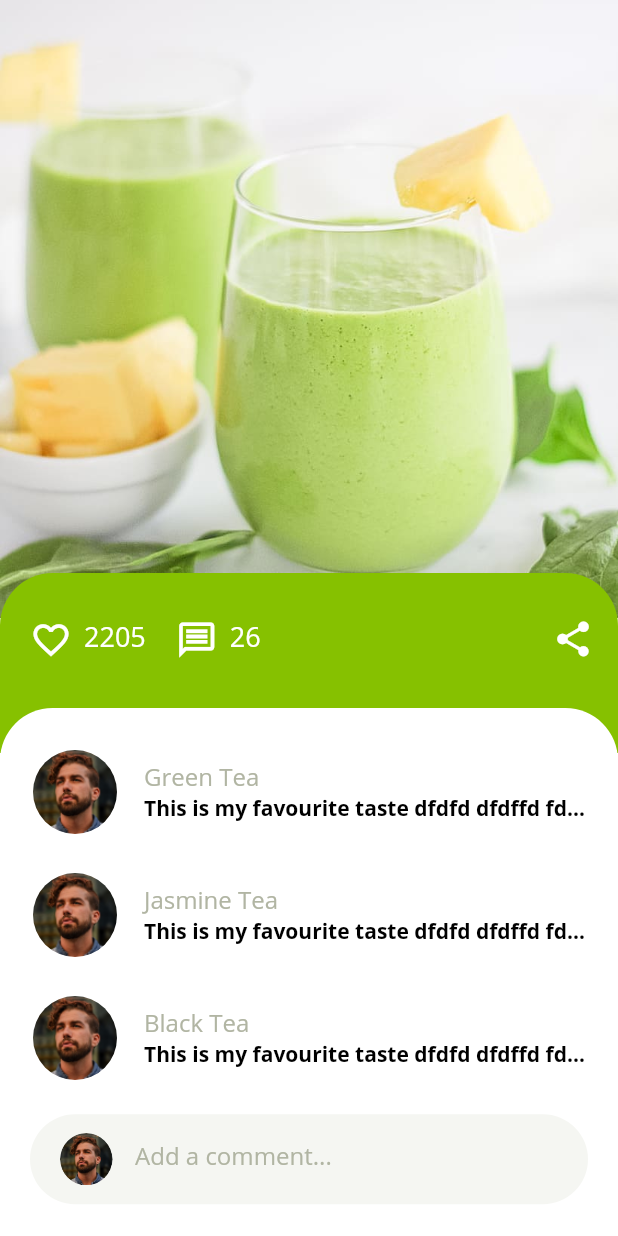
After one commit to sodipto/flutter-drink-delivery-app, a Flutter app: the ProductReview screen opened directly, on a phone screen of 412 x 824 dp. The commit adds this screen. Run offline on Flutter 3.47's test engine with Material 2 defaults, Android fonts, the phone set to English and light mode, and no system bars; our stand-ins replace carousel_slider, flutter_svg.

Commit message:
review-page

```diff
--- a/lib/constants/color-utils.dart
+++ b/lib/constants/color-utils.dart
@@ -6,3 +6,4 @@ Color opacityColor= Color(0xFFB1B5A3);
 Color appBarIConColor= Color(0xFFC1C7BA);
 Color buttonColor= Color(0xFF86C100);
 Color IConColor= Color(0xFFC1C7BA);
+Color opacityBgColor= Color(0xFFf5f6f2);
--- a/lib/main.dart
+++ b/lib/main.dart
@@ -1,6 +1,7 @@
 import 'package:drink_app/pages/authPages/auth-page.dart';
 import 'package:drink_app/pages/authPages/login-page.dart';
 import 'package:drink_app/pages/cartPage/cart-page.dart';
+import 'package:drink_app/pages/comment/product-review.dart';
 import 'package:drink_app/pages/detailsPage/details-page.dart';
 import 'package:drink_app/pages/homepage/dashboard.dart';
 import 'package:drink_app/pages/homepage/home-page.dart';
@@ -25,7 +26,7 @@ class MyApp extends StatelessWidget {
         visualDensity: VisualDensity.adaptivePlatformDensity,
         fontFamily: 'Open Sans'
       ),
-      home: Dashboard()
+      home: AuthPage()
     );
   }
 }
--- /dev/null
+++ b/lib/pages/comment/product-review.dart
@@ -0,0 +1,183 @@
+import 'dart:math';
+
+import 'package:drink_app/constants/color-utils.dart';
+import 'package:drink_app/data/static-data.dart';
+import 'package:flutter/material.dart';
+
+class ProductReview extends StatefulWidget {
+  @override
+  _ProductReviewState createState() => _ProductReviewState();
+}
+
+class _ProductReviewState extends State<ProductReview> {
+  @override
+  Widget build(BuildContext context) {
+    var size = MediaQuery.of(context).size;
+    return Scaffold(
+        backgroundColor: Colors.white,
+        body: SingleChildScrollView(
+          child: Stack(
+            children: [
+              Container(
+                height: size.height,
+                width: size.width,
+              ),
+              Container(
+                //margin: EdgeInsets.only(top: MediaQuery.of(context).padding.top),
+                height: size.height * 0.50,
+                width: double.infinity,
+                decoration: BoxDecoration(
+                    image: DecorationImage(
+                        image: AssetImage('assets/images/login3.jpg'),
+                        fit: BoxFit.cover)),
+              ),
+              Positioned(
+                top: size.height * 0.50 - 30,
+                child: Container(
+                  padding:
+                      EdgeInsets.only(top: 30, left: 20, right: 20, bottom: 0),
+                  height: 120,
+                  width: size.width,
+                  decoration: BoxDecoration(
+                      color: brandColor,
+                      borderRadius: BorderRadius.only(
+                        topLeft: Radius.circular(35),
+                        topRight: Radius.circular(35),
+                      )),
+                  child: Row(
+                    mainAxisAlignment: MainAxisAlignment.spaceBetween,
+                    crossAxisAlignment: CrossAxisAlignment.start,
+                    children: [
+                      Row(
+                        children: [
+                          Row(
+                            children: [
+                              IconButton(
+                                  padding: EdgeInsets.zero,
+                                  constraints: BoxConstraints(),
+                                  icon: Icon(Icons.favorite_outline_sharp,
+                                      color: Colors.white, size: 28),
+                                  onPressed: () {}),
+                              SizedBox(width: 12),
+                              Text('2205',
+                                  style: TextStyle(
+                                      fontSize: 18,
+                                      color: Colors.white,
+                                      fontWeight: FontWeight.w500))
+                            ],
+                          ),
+                          SizedBox(width: 20),
+                          Row(
+                            children: [
+                              IconButton(
+                                  padding: EdgeInsets.zero,
+                                  constraints: BoxConstraints(),
+                                  icon: Icon(Icons.message_outlined,
+                                      color: Colors.white, size: 28),
+                                  onPressed: () {}),
+                              SizedBox(width: 12),
+                              Text('26',
+                                  style: TextStyle(
+                                      fontSize: 18,
+                                      color: Colors.white,
+                                      fontWeight: FontWeight.w500))
+                            ],
+                          )
+                        ],
+                      ),
+                      IconButton(
+                          padding: EdgeInsets.zero,
+                          constraints: BoxConstraints(),
+                          icon: Icon(Icons.share, color: Colors.white, size: 28),
+                          onPressed: () {})
+                    ],
+                  ),
+                ),
+              ),
+              Positioned(
+                top: size.height * 0.50 + 60,
+                child: Container(
+                  padding: EdgeInsets.symmetric(vertical: 20, horizontal: 20),
+                  width: size.width,
+                  height: size.height * 0.45,
+                  decoration: BoxDecoration(
+                      color: Colors.white,
+                      borderRadius: BorderRadius.only(
+                        topLeft: Radius.circular(35),
+                        topRight: Radius.circular(35),
+                      )),
+                  child: Column(
+                    children: [
+                      Expanded(
+                        child: ListView.builder(
+                            shrinkWrap: true,
+                            scrollDirection: Axis.vertical,
+                            itemCount: Products.length,
+                            itemBuilder: (context, index){
+                              var product=Products[index];
+                              return Padding(
+                                padding: EdgeInsets.only(bottom:10.0),
+                                child: ListTile(
+                                  contentPadding: EdgeInsets.symmetric(vertical: 0,horizontal: 0),
+                                  leading: Container(
+                                    height: 60,
+                                    width: 60,
+                                    decoration: BoxDecoration(
+                                      shape: BoxShape.circle,
+                                      image: DecorationImage(
+                                          image: AssetImage('assets/images/user.png'),
+                                          fit: BoxFit.fitWidth),
+                                    ),
+                                  ),
+                                  title: Text(product.name,style: TextStyle(color: opacityColor,fontSize: 16,fontWeight: FontWeight.w500)),
+                                  subtitle: Text('This is my favourite taste dfdfd dfdffd fdfdfdf fdfdfdfdfdf!',maxLines:1, overflow:TextOverflow.ellipsis,style: TextStyle(color: Colors.black,fontWeight: FontWeight.w600)),
+                                )
+                              );
+                            }
+                        ),
+                      ),
+                      SizedBox(height: 10),
+                      Container(
+                        margin: EdgeInsets.only(bottom: 20),
+                        padding:
+                            EdgeInsets.symmetric(horizontal: 20, vertical: 10),
+                        height: 60,
+                        width: double.infinity,
+                        decoration: BoxDecoration(
+                            color: opacityBgColor,
+                            borderRadius: BorderRadius.all(Radius.circular(50))),
+                        child: Row(
+                          children: [
+                            Container(
+                              height: 35,
+                              width: 35,
+                              decoration: BoxDecoration(
+                                shape: BoxShape.circle,
+                                image: DecorationImage(
+                                    image: AssetImage('assets/images/user.png'),
+                                    fit: BoxFit.fitWidth),
+                              ),
+                            ),
+                            SizedBox(width: 15),
+                            Expanded(
+                              child: TextField(
+                                cursorColor: Colors.black,
+                                decoration: InputDecoration(
+                                    border: InputBorder.none,
+                                    hintText: 'Add a comment...',
+                                    hintStyle: TextStyle(color: opacityColor,fontSize: 16)
+                                ),
+                              ),
+                            )
+                          ],
+                        ),
+                      )
+                    ],
+                  ),
+                ),
+              )
+            ],
+          ),
+        ));
+  }
+}
--- a/lib/pages/homepage/home-page.dart
+++ b/lib/pages/homepage/home-page.dart
@@ -2,6 +2,7 @@ import 'package:drink_app/constants/color-utils.dart';
 import 'package:drink_app/constants/converter-helper.dart';
 import 'package:drink_app/data/static-data.dart';
 import 'package:drink_app/models.dart';
+import 'package:drink_app/pages/comment/product-review.dart';
 import 'package:drink_app/pages/detailsPage/details-page.dart';
 import 'package:drink_app/pages/homepage/dashboard.dart';
 import 'package:drink_app/pages/profilePage/profile-page.dart';
@@ -86,10 +87,16 @@ class _HomePageState extends State<HomePage> {
                     );
                   }
                   else if(_selectedIndexTab==0) {
-                    print(0);
                     Navigator.push(
                       context,
                       MaterialPageRoute(builder: (context) => Dashboard()),
+                    );
+                  }
+
+                  else if(_selectedIndexTab==1) {
+                    Navigator.push(
+                      context,
+                      MaterialPageRoute(builder: (context) => ProductReview()),
                     );
                   }
                 });
--- a/lib/pages/profilePage/profile-page.dart
+++ b/lib/pages/profilePage/profile-page.dart
@@ -1,4 +1,5 @@
 import 'package:drink_app/constants/color-utils.dart';
+import 'package:drink_app/pages/comment/product-review.dart';
 import 'package:drink_app/pages/homepage/dashboard.dart';
 import 'package:flutter/cupertino.dart';
 import 'package:flutter/material.dart';
@@ -10,14 +11,11 @@ class Profile extends StatefulWidget {
 }
 
 class _ProfileState extends State<Profile> {
-
-  double thikness=0.5;
+  double thikness = 0.5;
 
   @override
   Widget build(BuildContext context) {
-    var size = MediaQuery
-        .of(context)
-        .size;
+    var size = MediaQuery.of(context).size;
     return Scaffold(
       backgroundColor: Color(0xFF9fc742),
       bottomNavigationBar: ClipRRect(
@@ -64,10 +62,16 @@ class _ProfileState extends State<Profile> {
             iconSize: 25,
             onTap: (index) {
               setState(() {
-                if(index==0) {
+                if (index == 0) {
                   Navigator.push(
                     context,
                     MaterialPageRoute(builder: (context) => Dashboard()),
+                  );
+                }
+                else if(index==1) {
+                  Navigator.push(
+                    context,
+                    MaterialPageRoute(builder: (context) => ProductReview()),
                   );
                 }
               });
@@ -85,8 +89,7 @@ class _ProfileState extends State<Profile> {
               children: [
                 Container(
                   height: size.height,
-                  padding: EdgeInsets.only(
-                      top: 0, left: 0, right: 0),
+                  padding: EdgeInsets.only(top: 0, left: 0, right: 0),
                   width: double.infinity,
                 ),
                 Positioned(
@@ -97,27 +100,19 @@ class _ProfileState extends State<Profile> {
                     decoration: BoxDecoration(
                       image: DecorationImage(
                           image: AssetImage('assets/images/bg.png'),
-                            fit: BoxFit.fitHeight
-                        )
+                          fit: BoxFit.fitHeight),
                     ),
                   ),
                 ),
                 Positioned(
-                    top: MediaQuery
-                        .of(context)
-                        .padding
-                        .top + 10,
+                    top: MediaQuery.of(context).padding.top + 10,
                     right: 14,
                     child: IconButton(
-                        icon: SvgPicture.asset(
-                            'assets/icons/copy.svg',
-                            color: Colors.white, height: 25
-                        ),
+                        icon: SvgPicture.asset('assets/icons/copy.svg',
+                            color: Colors.white, height: 25),
                         onPressed: () {
                           print(size.height);
-                        }
-                    )
-                ),
+                        })),
                 Positioned(
                   top: size.height * 0.45 / 2 - 65,
                   left: size.width / 2 - 60,
@@ -133,13 +128,13 @@ class _ProfileState extends State<Profile> {
                                 boxShadow: <BoxShadow>[
                                   BoxShadow(
                                     color: Colors.black12,
-                                    blurRadius: 5,
+                                    blurRadius: 4,
+                                    spreadRadius: 4
                                   ),
                                 ],
                                 image: DecorationImage(
                                     image: AssetImage('assets/images/user.png'),
-                                    fit: BoxFit.fill
-                                )
+                                    fit: BoxFit.fill),
                             ),
                           ),
                           Positioned(
@@ -150,8 +145,8 @@ class _ProfileState extends State<Profile> {
                               width: 80,
                               decoration: BoxDecoration(
                                 color: Color(0xFF6e8e01),
-                                  borderRadius: BorderRadius.all(
-                                      Radius.circular(12.0)),
+                                borderRadius:
+                                    BorderRadius.all(Radius.circular(12.0)),
                               ),
                               child: Row(
                                 mainAxisAlignment: MainAxisAlignment.center,
@@ -169,7 +164,9 @@ class _ProfileState extends State<Profile> {
                         ],
                       ),
                       SizedBox(height: 10),
-                      Text("Roton Pondit", style: TextStyle(color: Colors.white,
+                      Text("Roton Pondit",
+                          style: TextStyle(
+                              color: Colors.white,
                               fontSize: 18,
                               fontWeight: FontWeight.bold))
                     ],
@@ -186,25 +183,30 @@ class _ProfileState extends State<Profile> {
                             color: Colors.white,
                             borderRadius: BorderRadius.only(
                                 topLeft: Radius.circular(30),
-                                topRight: Radius.circular(30))
-                        ),
+                                topRight: Radius.circular(30))),
                         child: ListView(
                           children: [
                             SizedBox(height: 15),
                             Divider(thickness: thikness, color: Colors.grey),
-                            ProfileItem(text:'My Collection' ,icon: 'assets/icons/star.svg'),
+                            ProfileItem(
+                                text: 'My Collection',
+                                icon: 'assets/icons/star.svg'),
                             Divider(thickness: thikness, color: Colors.grey),
-                            ProfileItem(text:'Purchase record' ,icon: 'assets/icons/edit.svg'),
+                            ProfileItem(
+                                text: 'Purchase record',
+                                icon: 'assets/icons/edit.svg'),
                             Divider(thickness: thikness, color: Colors.grey),
-                            ProfileItem(text:'Notice' ,icon: 'assets/icons/notice.svg'),
+                            ProfileItem(
+                                text: 'Notice',
+                                icon: 'assets/icons/notice.svg'),
                             Divider(thickness: thikness, color: Colors.grey),
-                            ProfileItem(text:'Settings' ,icon: 'assets/icons/settings.svg'),
+                            ProfileItem(
+                                text: 'Settings',
+                                icon: 'assets/icons/settings.svg'),
                             Divider(thickness: thikness, color: Colors.grey),
                             SizedBox(height: 30),
                           ],
-                        )
-                    )
-                ),
+                        ))),
                 Positioned(
                     top: size.height * 0.45 - 40,
                     right: 0,
@@ -212,7 +214,8 @@ class _ProfileState extends State<Profile> {
                     child: Padding(
                       padding: EdgeInsets.only(left: 30, right: 25),
                       child: Container(
-                        padding: EdgeInsets.symmetric(vertical: 16,horizontal: 0),
+                        padding:
+                            EdgeInsets.symmetric(vertical: 16, horizontal: 0),
                         height: 80,
                         width: size.width,
                         decoration: BoxDecoration(
@@ -223,17 +226,24 @@ class _ProfileState extends State<Profile> {
                                 blurRadius: 8,
                               ),
                             ],
-                            borderRadius: BorderRadius.all(Radius.circular(50))
-                        ),
+                            borderRadius:
+                                BorderRadius.all(Radius.circular(50))),
                         child: Row(
                           mainAxisAlignment: MainAxisAlignment.spaceEvenly,
                           crossAxisAlignment: CrossAxisAlignment.start,
                           children: [
                             Column(
                               children: [
-                                Text('1053',style: TextStyle(fontSize: 18,fontWeight: FontWeight.bold)),
+                                Text('1053',
+                                    style: TextStyle(
+                                        fontSize: 18,
+                                        fontWeight: FontWeight.bold)),
                                 SizedBox(height: 3),
-                                Text('Balance',style: TextStyle(color: opacityColor,fontSize: 12,fontWeight: FontWeight.w400))
+                                Text('Balance',
+                                    style: TextStyle(
+                                        color: opacityColor,
+                                        fontSize: 12,
+                                        fontWeight: FontWeight.w400))
                               ],
                             ),
                             Container(
@@ -243,18 +253,24 @@ class _ProfileState extends State<Profile> {
                             ),
                             Column(
                               children: [
-                                SvgPicture.asset('assets/icons/wallet.svg',
-                                  color: brandColor, height: 24,width: 24,),
+                                SvgPicture.asset(
+                                  'assets/icons/wallet.svg',
+                                  color: brandColor,
+                                  height: 24,
+                                  width: 24,
+                                ),
                                 SizedBox(height: 3),
-                                Text('My Wallet',style: TextStyle(color: opacityColor, fontSize: 12,fontWeight: FontWeight.w400))
+                                Text('My Wallet',
+                                    style: TextStyle(
+                                        color: opacityColor,
+                                        fontSize: 12,
+                                        fontWeight: FontWeight.w400))
                               ],
                             ),
-
                           ],
                         ),
                       ),
-                    )
-                ),
+                    )),
               ],
             )
           ],
@@ -265,32 +281,31 @@ class _ProfileState extends State<Profile> {
 }
 
 class ProfileItem extends StatelessWidget {
-  final  String text;
+  final String text;
   final String icon;
   final Function onTap;
 
-  const ProfileItem({
-    Key key,
-    @required this.text,
-    @required this.icon,
-    this.onTap=null
-  }) : super(key: key);
+  const ProfileItem(
+      {Key key, @required this.text, @required this.icon, this.onTap = null})
+      : super(key: key);
 
   @override
   Widget build(BuildContext context) {
     return ListTile(
       onTap: onTap,
-      contentPadding: EdgeInsets.only(left: 0.0, right: 0.0,top: 0,bottom: 0),
-      leading: SvgPicture.asset(this.icon,
-          color: brandColor, height: 22,width: 22,),
+      contentPadding: EdgeInsets.only(left: 0.0, right: 0.0, top: 0, bottom: 0),
+      leading: SvgPicture.asset(
+        this.icon,
+        color: brandColor,
+        height: 22,
+        width: 22,
+      ),
       title: Text(this.text,
-          style: TextStyle(
-              fontSize: 18, fontWeight: FontWeight.w600)),
+          style: TextStyle(fontSize: 18, fontWeight: FontWeight.w600)),
       trailing: IconButton(
         padding: EdgeInsets.zero,
         constraints: BoxConstraints(),
-        icon:
-        Icon(Icons.navigate_next, size: 32, color: IConColor),
+        icon: Icon(Icons.navigate_next, size: 32, color: IConColor),
       ),
     );
   }
```
Lines whose indentation alone changed are shown as unchanged.
